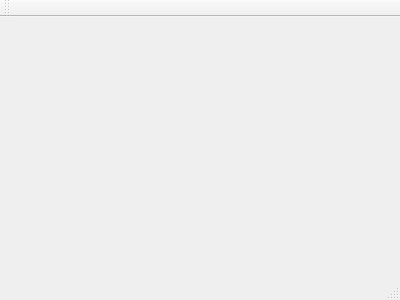
First picture: the form in src/mainwindow.ui, repository ChronosXYZ/Influence-cjdns, before the edit.
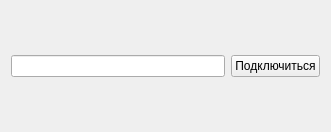
Second picture: the form after the edit.

```diff
--- a/src/mainwindow.ui
+++ b/src/mainwindow.ui
@@ -1,24 +1,52 @@
 <ui version="4.0">
  <class>MainWindow</class>
- <widget class="QMainWindow" name="MainWindow" >
-  <property name="geometry" >
+ <widget class="QMainWindow" name="MainWindow">
+  <property name="geometry">
    <rect>
     <x>0</x>
     <y>0</y>
-    <width>400</width>
-    <height>300</height>
+    <width>331</width>
+    <height>132</height>
    </rect>
   </property>
-  <property name="windowTitle" >
-   <string>MainWindow</string>
+  <property name="minimumSize">
+   <size>
+    <width>331</width>
+    <height>132</height>
+   </size>
   </property>
-  <widget class="QMenuBar" name="menuBar" />
-  <widget class="QToolBar" name="mainToolBar" />
-  <widget class="QWidget" name="centralWidget" />
-  <widget class="QStatusBar" name="statusBar" />
+  <property name="maximumSize">
+   <size>
+    <width>331</width>
+    <height>132</height>
+   </size>
+  </property>
+  <property name="cursor">
+   <cursorShape>ArrowCursor</cursorShape>
+  </property>
+  <property name="windowTitle">
+   <string>Influence</string>
+  </property>
+  <widget class="QWidget" name="centralWidget">
+   <layout class="QHBoxLayout" name="horizontalLayout_2">
+    <item>
+     <widget class="QLineEdit" name="peerID">
+      <property name="text">
+       <string/>
+      </property>
+     </widget>
+    </item>
+    <item>
+     <widget class="QPushButton" name="connectToPeer">
+      <property name="text">
+       <string>Подключиться</string>
+      </property>
+     </widget>
+    </item>
+   </layout>
+  </widget>
  </widget>
- <layoutDefault spacing="6" margin="11" />
- <pixmapfunction></pixmapfunction>
+ <layoutdefault spacing="6" margin="11"/>
  <resources/>
  <connections/>
 </ui>
```
Left out of the diff: 1 changed line with no effect on the pictures.
